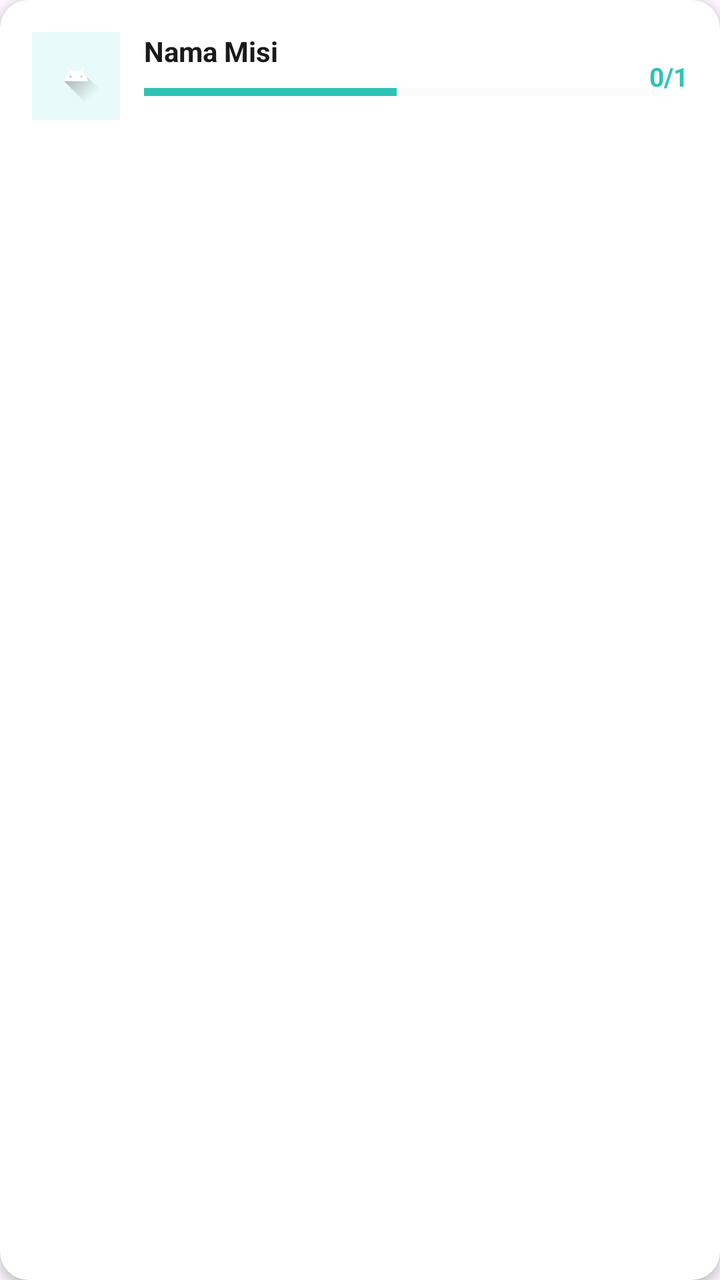
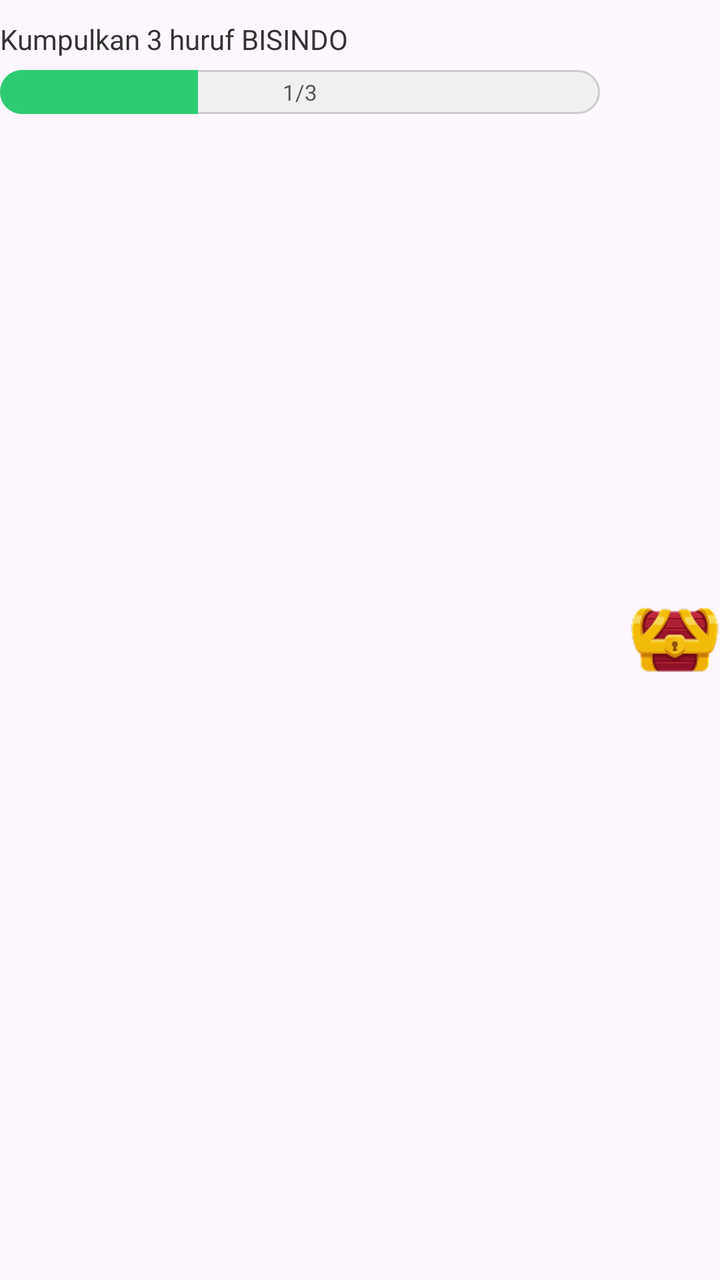

Two renders of the same Android screen: before a commit and after it. Below are the layout's source before the change and the commit's diff.
<!-- AndroidManifest.xml: application theme Theme.Neuma -->
<!-- res/layout/item_misi.xml -->
<?xml version="1.0" encoding="utf-8"?>
<androidx.cardview.widget.CardView
    xmlns:android="http://schemas.android.com/apk/res/android"
    xmlns:app="http://schemas.android.com/apk/res-auto"
    android:id="@+id/card_misi_item"
    android:layout_width="match_parent"
    android:layout_height="wrap_content"
    app:cardCornerRadius="14dp"
    app:cardElevation="3dp"
    app:cardBackgroundColor="@color/card_background"
    android:layout_marginBottom="12dp"
    android:layout_marginStart="20dp"
    android:layout_marginEnd="20dp">

    <androidx.constraintlayout.widget.ConstraintLayout
        android:layout_width="match_parent"
        android:layout_height="wrap_content"
        android:padding="16dp">

        
        <ImageView
            android:id="@+id/iv_misi_icon"
            android:layout_width="44dp"
            android:layout_height="44dp"
            android:src="@drawable/ic_launcher_foreground"
            android:contentDescription="Ikon misi"
            android:background="@color/primary_light"
            android:padding="8dp"
            app:layout_constraintTop_toTopOf="parent"
            app:layout_constraintStart_toStartOf="parent"
            app:layout_constraintBottom_toBottomOf="parent" />

        
        <TextView
            android:id="@+id/tv_misi_name"
            android:layout_width="0dp"
            android:layout_height="wrap_content"
            android:text="Nama Misi"
            android:textColor="@color/text_primary"
            android:textSize="14sp"
            android:textStyle="bold"
            android:layout_marginStart="12dp"
            app:layout_constraintTop_toTopOf="parent"
            app:layout_constraintStart_toEndOf="@id/iv_misi_icon"
            app:layout_constraintEnd_toStartOf="@id/tv_misi_count" />

        
        <ProgressBar
            android:id="@+id/pb_misi"
            style="?android:attr/progressBarStyleHorizontal"
            android:layout_width="0dp"
            android:layout_height="6dp"
            android:progress="50"
            android:progressTint="@color/primary"
            android:progressBackgroundTint="@color/divider"
            android:layout_marginTop="8dp"
            android:layout_marginStart="12dp"
            app:layout_constraintTop_toBottomOf="@id/tv_misi_name"
            app:layout_constraintStart_toEndOf="@id/iv_misi_icon"
            app:layout_constraintEnd_toStartOf="@id/tv_misi_count" />

        
        <TextView
            android:id="@+id/tv_misi_count"
            android:layout_width="wrap_content"
            android:layout_height="wrap_content"
            android:text="0/1"
            android:textColor="@color/primary"
            android:textSize="13sp"
            android:textStyle="bold"
            android:layout_marginStart="10dp"
            app:layout_constraintTop_toTopOf="parent"
            app:layout_constraintEnd_toEndOf="parent"
            app:layout_constraintBottom_toBottomOf="parent" />

    </androidx.constraintlayout.widget.ConstraintLayout>

</androidx.cardview.widget.CardView>
<!-- resources referenced by this layout -->
<resources>
  <color name="card_background">#FFFFFFFF</color>
  <color name="divider">#EEEEEE</color>
  <color name="primary">#2EC4B6</color>
  <color name="primary_light">#E8FAF9</color>
  <color name="text_primary">#1A1A1A</color>
  <!-- drawable ic_launcher_foreground (drawable) -->
  <vector xmlns:android="http://schemas.android.com/apk/res/android"
      xmlns:aapt="http://schemas.android.com/aapt"
      android:width="108dp"
      android:height="108dp"
      android:viewportWidth="108"
      android:viewportHeight="108">
      <path android:pathData="M31,63.928c0,0 6.4,-11 12.1,-13.1c7.2,-2.6 26,-1.4 26,-1.4l38.1,38.1L107,108.928l-32,-1L31,63.928z">
          <aapt:attr name="android:fillColor">
              <gradient
                  android:endX="85.84757"
                  android:endY="92.4963"
                  android:startX="42.9492"
                  android:startY="49.59793"
                  android:type="linear">
                  <item
                      android:color="#44000000"
                      android:offset="0.0" />
                  <item
                      android:color="#00000000"
                      android:offset="1.0" />
              </gradient>
          </aapt:attr>
      </path>
      <path
          android:fillColor="#FFFFFF"
          android:fillType="nonZero"
          android:pathData="M65.3,45.828l3.8,-6.6c0.2,-0.4 0.1,-0.9 -0.3,-1.1c-0.4,-0.2 -0.9,-0.1 -1.1,0.3l-3.9,6.7c-6.3,-2.8 -13.4,-2.8 -19.7,0l-3.9,-6.7c-0.2,-0.4 -0.7,-0.5 -1.1,-0.3C38.8,38.328 38.7,38.828 38.9,39.228l3.8,6.6C36.2,49.428 31.7,56.028 31,63.928h46C76.3,56.028 71.8,49.428 65.3,45.828zM43.4,57.328c-0.8,0 -1.5,-0.5 -1.8,-1.2c-0.3,-0.7 -0.1,-1.5 0.4,-2.1c0.5,-0.5 1.4,-0.7 2.1,-0.4c0.7,0.3 1.2,1 1.2,1.8C45.3,56.528 44.5,57.328 43.4,57.328L43.4,57.328zM64.6,57.328c-0.8,0 -1.5,-0.5 -1.8,-1.2s-0.1,-1.5 0.4,-2.1c0.5,-0.5 1.4,-0.7 2.1,-0.4c0.7,0.3 1.2,1 1.2,1.8C66.5,56.528 65.6,57.328 64.6,57.328L64.6,57.328z"
          android:strokeWidth="1"
          android:strokeColor="#00000000" />
  </vector>
  <style name="Theme.Neuma" parent="Base.Theme.Neuma" />
  <style name="Base.Theme.Neuma" parent="Theme.Material3.DayNight.NoActionBar">
          
          
      </style>
</resources>

<!-- the commit's change to res/layout/item_misi.xml (unified diff, before → after) -->
@@ -1,78 +1,65 @@
 <?xml version="1.0" encoding="utf-8"?>
-<androidx.cardview.widget.CardView
+<androidx.constraintlayout.widget.ConstraintLayout
     xmlns:android="http://schemas.android.com/apk/res/android"
     xmlns:app="http://schemas.android.com/apk/res-auto"
-    android:id="@+id/card_misi_item"
+    xmlns:tools="http://schemas.android.com/tools"
     android:layout_width="match_parent"
     android:layout_height="wrap_content"
-    app:cardCornerRadius="14dp"
-    app:cardElevation="3dp"
-    app:cardBackgroundColor="@color/card_background"
-    android:layout_marginBottom="12dp"
-    android:layout_marginStart="20dp"
-    android:layout_marginEnd="20dp">
+    android:paddingVertical="10dp">
 
-    <androidx.constraintlayout.widget.ConstraintLayout
-        android:layout_width="match_parent"
+    <TextView
+        android:id="@+id/tv_misi_title"
+        android:layout_width="0dp"
         android:layout_height="wrap_content"
-        android:padding="16dp">
+        android:fontFamily="@font/poppins"
+        android:text="Kumpulkan 3 huruf BISINDO"
+        android:textColor="#333333"
+        android:textSize="14sp"
+        android:layout_marginEnd="12dp"
+        app:layout_constraintStart_toStartOf="parent"
+        app:layout_constraintTop_toTopOf="parent"
+        app:layout_constraintEnd_toStartOf="@id/iv_chest" />
 
-        
-        <ImageView
-            android:id="@+id/iv_misi_icon"
-            android:layout_width="44dp"
-            android:layout_height="44dp"
-            android:src="@drawable/ic_launcher_foreground"
-            android:contentDescription="Ikon misi"
-            android:background="@color/primary_light"
-            android:padding="8dp"
-            app:layout_constraintTop_toTopOf="parent"
-            app:layout_constraintStart_toStartOf="parent"
-            app:layout_constraintBottom_toBottomOf="parent" />
+    
+    <FrameLayout
+        android:id="@+id/progress_container"
+        android:layout_width="0dp"
+        android:layout_height="22dp"
+        android:layout_marginTop="6dp"
+        android:layout_marginEnd="12dp"
+        app:layout_constraintStart_toStartOf="parent"
+        app:layout_constraintTop_toBottomOf="@id/tv_misi_title"
+        app:layout_constraintEnd_toStartOf="@id/iv_chest">
 
-        
-        <TextView
-            android:id="@+id/tv_misi_name"
-            android:layout_width="0dp"
-            android:layout_height="wrap_content"
-            android:text="Nama Misi"
-            android:textColor="@color/text_primary"
-            android:textSize="14sp"
-            android:textStyle="bold"
-            android:layout_marginStart="12dp"
-            app:layout_constraintTop_toTopOf="parent"
-            app:layout_constraintStart_toEndOf="@id/iv_misi_icon"
-            app:layout_constraintEnd_toStartOf="@id/tv_misi_count" />
-
-        
         <ProgressBar
             android:id="@+id/pb_misi"
             style="?android:attr/progressBarStyleHorizontal"
-            android:layout_width="0dp"
-            android:layout_height="6dp"
-            android:progress="50"
-            android:progressTint="@color/primary"
-            android:progressBackgroundTint="@color/divider"
-            android:layout_marginTop="8dp"
-            android:layout_marginStart="12dp"
-            app:layout_constraintTop_toBottomOf="@id/tv_misi_name"
-            app:layout_constraintStart_toEndOf="@id/iv_misi_icon"
-            app:layout_constraintEnd_toStartOf="@id/tv_misi_count" />
+            android:layout_width="match_parent"
+            android:layout_height="match_parent"
+            android:progressDrawable="@drawable/bg_progress_misi"
+            android:progress="33"
+            android:max="100" />
 
-        
         <TextView
-            android:id="@+id/tv_misi_count"
+            android:id="@+id/tv_misi_progress_text"
             android:layout_width="wrap_content"
             android:layout_height="wrap_content"
-            android:text="0/1"
-            android:textColor="@color/primary"
-            android:textSize="13sp"
-            android:textStyle="bold"
-            android:layout_marginStart="10dp"
-            app:layout_constraintTop_toTopOf="parent"
-            app:layout_constraintEnd_toEndOf="parent"
-            app:layout_constraintBottom_toBottomOf="parent" />
+            android:layout_gravity="center"
+            android:fontFamily="@font/poppins"
+            android:text="1/3"
+            android:textColor="#555555"
+            android:textSize="11sp" />
+    </FrameLayout>
 
-    </androidx.constraintlayout.widget.ConstraintLayout>
+    
+    <ImageView
+        android:id="@+id/iv_chest"
+        android:layout_width="48dp"
+        android:layout_height="48dp"
+        android:src="@drawable/ic_chest_active"
+        android:contentDescription="Ikon Peti Harta Karun"
+        app:layout_constraintEnd_toEndOf="parent"
+        app:layout_constraintTop_toTopOf="parent"
+        app:layout_constraintBottom_toBottomOf="parent" />
 
-</androidx.cardview.widget.CardView>
+</androidx.constraintlayout.widget.ConstraintLayout>
<!-- resource entries referenced after the edit -->
@@ -1,41 +1,27 @@
 <!-- resources referenced by this layout -->
 <resources>
-  <color name="card_background">#FFFFFFFF</color>
-  <color name="divider">#EEEEEE</color>
-  <color name="primary">#2EC4B6</color>
-  <color name="primary_light">#E8FAF9</color>
-  <color name="text_primary">#1A1A1A</color>
-  <!-- drawable ic_launcher_foreground (drawable) -->
-  <vector xmlns:android="http://schemas.android.com/apk/res/android"
-      xmlns:aapt="http://schemas.android.com/aapt"
-      android:width="108dp"
-      android:height="108dp"
-      android:viewportWidth="108"
-      android:viewportHeight="108">
-      <path android:pathData="M31,63.928c0,0 6.4,-11 12.1,-13.1c7.2,-2.6 26,-1.4 26,-1.4l38.1,38.1L107,108.928l-32,-1L31,63.928z">
-          <aapt:attr name="android:fillColor">
-              <gradient
-                  android:endX="85.84757"
-                  android:endY="92.4963"
-                  android:startX="42.9492"
-                  android:startY="49.59793"
-                  android:type="linear">
-                  <item
-                      android:color="#44000000"
-                      android:offset="0.0" />
-                  <item
-                      android:color="#00000000"
-                      android:offset="1.0" />
-              </gradient>
-          </aapt:attr>
-      </path>
-      <path
-          android:fillColor="#FFFFFF"
-          android:fillType="nonZero"
-          android:pathData="M65.3,45.828l3.8,-6.6c0.2,-0.4 0.1,-0.9 -0.3,-1.1c-0.4,-0.2 -0.9,-0.1 -1.1,0.3l-3.9,6.7c-6.3,-2.8 -13.4,-2.8 -19.7,0l-3.9,-6.7c-0.2,-0.4 -0.7,-0.5 -1.1,-0.3C38.8,38.328 38.7,38.828 38.9,39.228l3.8,6.6C36.2,49.428 31.7,56.028 31,63.928h46C76.3,56.028 71.8,49.428 65.3,45.828zM43.4,57.328c-0.8,0 -1.5,-0.5 -1.8,-1.2c-0.3,-0.7 -0.1,-1.5 0.4,-2.1c0.5,-0.5 1.4,-0.7 2.1,-0.4c0.7,0.3 1.2,1 1.2,1.8C45.3,56.528 44.5,57.328 43.4,57.328L43.4,57.328zM64.6,57.328c-0.8,0 -1.5,-0.5 -1.8,-1.2s-0.1,-1.5 0.4,-2.1c0.5,-0.5 1.4,-0.7 2.1,-0.4c0.7,0.3 1.2,1 1.2,1.8C66.5,56.528 65.6,57.328 64.6,57.328L64.6,57.328z"
-          android:strokeWidth="1"
-          android:strokeColor="#00000000" />
-  </vector>
+  <!-- drawable bg_progress_misi (drawable) -->
+  <?xml version="1.0" encoding="utf-8"?>
+  <layer-list xmlns:android="http://schemas.android.com/apk/res/android">
+      
+      <item android:id="@android:id/background">
+          <shape android:shape="rectangle">
+              <corners android:radius="12dp" />
+              <solid android:color="#F0F0F0" />
+              <stroke android:width="1dp" android:color="#CCCCCC" />
+          </shape>
+      </item>
+      
+      <item android:id="@android:id/progress">
+          <clip>
+              <shape android:shape="rectangle">
+                  <corners android:radius="12dp" />
+                  <solid android:color="#2ECC71" />
+              </shape>
+          </clip>
+      </item>
+  </layer-list>
+  <!-- drawable ic_chest_active: png bitmap (drawable, 6557 bytes) -->
   <style name="Theme.Neuma" parent="Base.Theme.Neuma" />
   <style name="Base.Theme.Neuma" parent="Theme.Material3.DayNight.NoActionBar">
           
